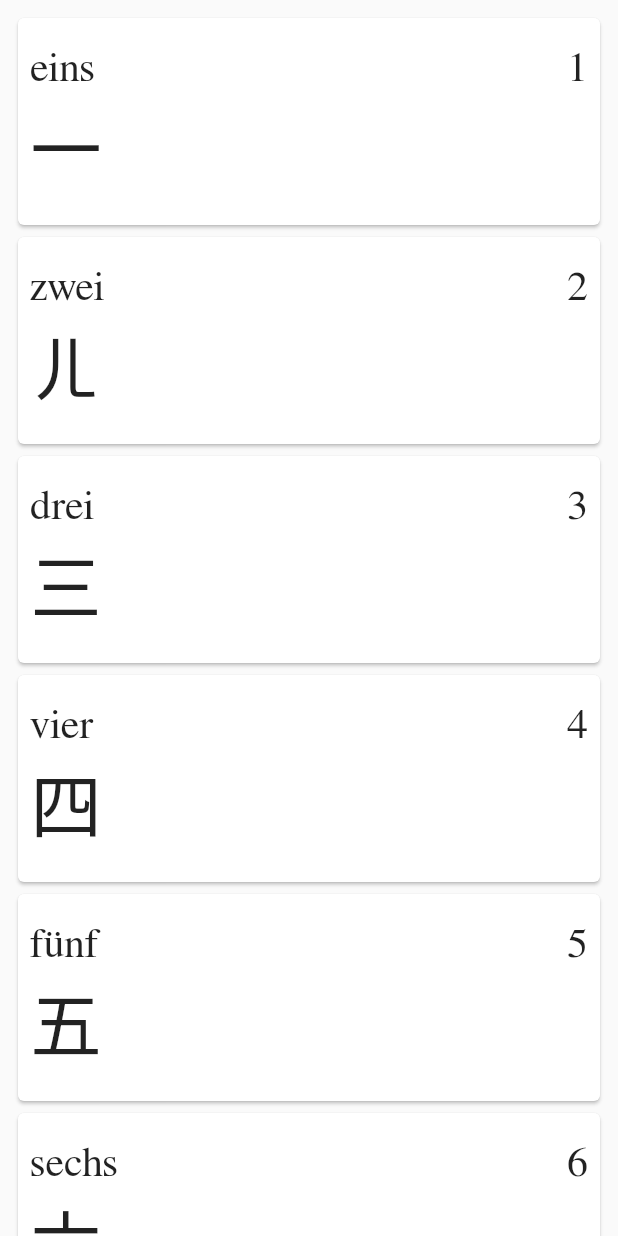
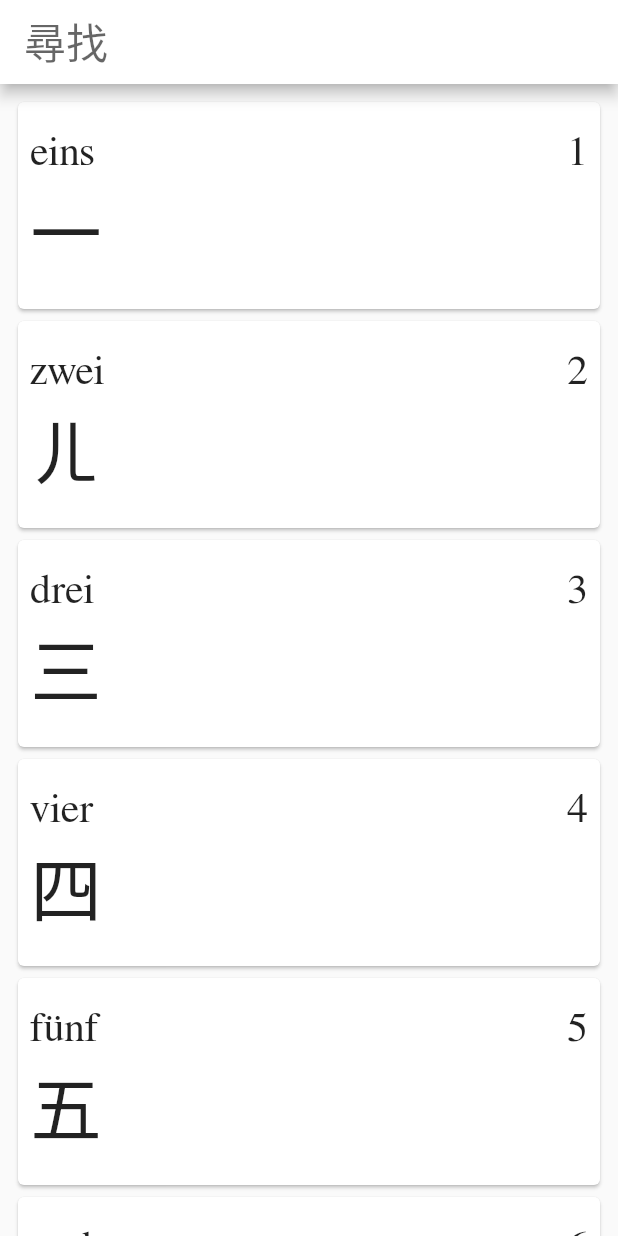
Before and after one commit to danielRi/hanzi-learn-keep, a Flutter app: the SearchScreen screen opened directly, on a phone screen of 412 x 824 dp. Run offline on Flutter 3.47's test engine with Material 2 defaults, Android fonts, the phone set to English and light mode, and no system bars; our stand-ins replace flutter_bloc, flutter_speed_dial, flutter_spinkit, google_fonts, sqflite; missing offline and left inert: charcode, simple_gesture_detector; accounts and stored records are empty; Roboto replaces fonts that are missing (FreeSerif, SentyWen).

Commit message:
Search Funktion Broken

```diff
--- a/lib/bloc/search_bloc.dart
+++ b/lib/bloc/search_bloc.dart
@@ -6,7 +6,13 @@ import 'package:hanzi_learn_keep/service/database_service.dart';
 
 class SearchEvent {}
 
-class InitEvent extends SearchEvent {}
+class SearchInitEvent extends SearchEvent {}
+
+class SearchStringEvent extends SearchEvent {
+  final String text;
+
+  SearchStringEvent({this.text});
+}
 
 class SearchState {}
 
@@ -30,8 +36,8 @@ class SearchBloc extends Bloc<SearchEvent, SearchState> {
 
   @override
   Stream<SearchState> mapEventToState(SearchEvent event) async* {
-    // TODO: implement mapEventToState
-    if (event is InitEvent) {
+    print("event");
+    if (event is SearchInitEvent) {
       final resultList = List<CharacterListElement>();
       final data = await CharacterRepository().fetchData();
       for (CharacterFrame frame in data.values) {
@@ -40,6 +46,8 @@ class SearchBloc extends Bloc<SearchEvent, SearchState> {
             .add(CharacterListElement(frame: frame, statistic: statistic));
       }
       yield DataState(list: resultList);
+    } else if (event is SearchStringEvent) {
+      yield LoadingState();
     }
   }
 }
--- a/lib/view/search_screen.dart
+++ b/lib/view/search_screen.dart
@@ -5,15 +5,51 @@ import 'package:flutter_spinkit/flutter_spinkit.dart';
 import 'package:hanzi_learn_keep/bloc/search_bloc.dart';
 
 class SearchScreen extends StatelessWidget {
-  const SearchScreen({Key key}) : super(key: key);
-
   @override
   Widget build(BuildContext context) {
-    return Scaffold(
-      body: SafeArea(
-        child: BlocProvider<SearchBloc>(
-          create: (context) => SearchBloc()..add(InitEvent()),
-          child: BlocBuilder<SearchBloc, SearchState>(
+    var buildContext;
+    return BlocProvider<SearchBloc>(
+      lazy: false,
+      create: (context) {
+        buildContext = context;
+        return SearchBloc()..add(SearchInitEvent());
+      },
+      child: Scaffold(
+        appBar: AppBar(
+          backgroundColor: Colors.white,
+          automaticallyImplyLeading: false,
+          title: new Row(
+            mainAxisSize: MainAxisSize.max,
+            mainAxisAlignment: MainAxisAlignment.spaceBetween,
+            children: <Widget>[
+              Expanded(
+                child: TextField(
+                  autocorrect: false,
+                  style: TextStyle(
+                    fontSize: 28,
+                  ),
+                  decoration: InputDecoration(
+                    focusColor: Colors.black,
+                    hintStyle: TextStyle(
+                      fontFamily: "SentyWen",
+                      fontSize: 28,
+                    ),
+                    hintText: '尋找',
+                  ),
+                  controller: TextEditingController(),
+                  onChanged: (value) async {
+                    print("value: $value");
+                    print("value");
+                    BlocProvider.of<SearchBloc>(buildContext)
+                        .add(SearchStringEvent(text: value));
+                    print("after");
+                  },
+                ),
+              ),
+            ],
+          ),
+        ),
+        body: BlocBuilder<SearchBloc, SearchState>(
           builder: (context, state) {
             if (state is DataState) {
               return Container(
@@ -31,8 +67,7 @@ class SearchScreen extends StatelessWidget {
                           crossAxisAlignment: CrossAxisAlignment.start,
                           children: [
                             Row(
-                                mainAxisAlignment:
-                                    MainAxisAlignment.spaceBetween,
+                              mainAxisAlignment: MainAxisAlignment.spaceBetween,
                               children: [
                                 Text(
                                   listElement.frame.keyWord,
@@ -51,8 +86,7 @@ class SearchScreen extends StatelessWidget {
                               ],
                             ),
                             Row(
-                                mainAxisAlignment:
-                                    MainAxisAlignment.spaceBetween,
+                              mainAxisAlignment: MainAxisAlignment.spaceBetween,
                               crossAxisAlignment: CrossAxisAlignment.center,
                               children: [
                                 Text(
@@ -119,7 +153,6 @@ class SearchScreen extends StatelessWidget {
           },
         ),
       ),
-      ),
     );
   }
 }
```
Lines whose indentation alone changed are shown as unchanged.
